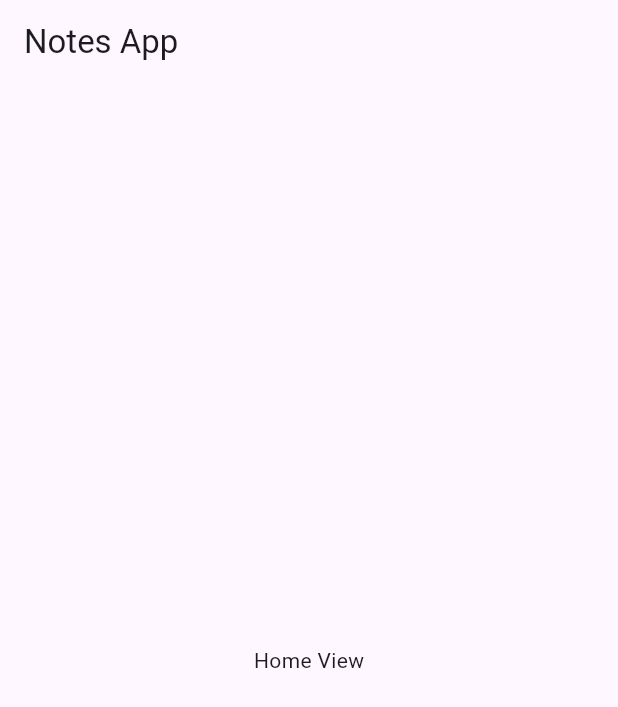
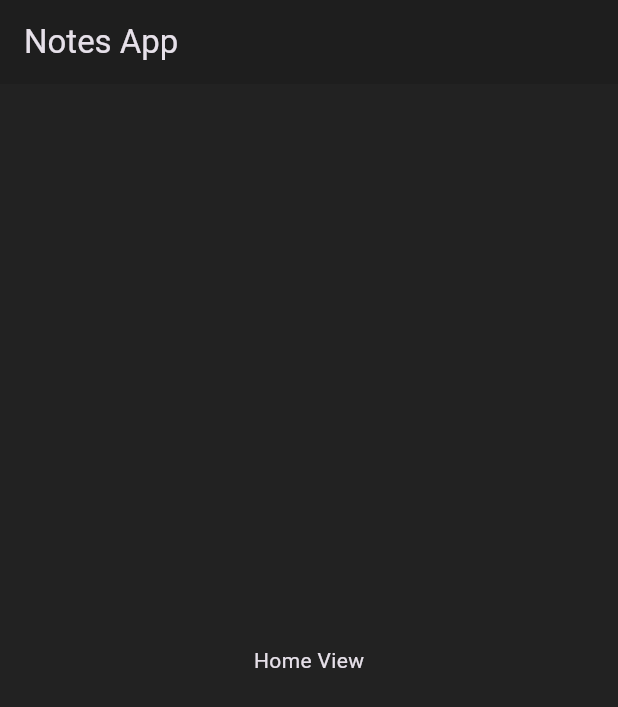
Before and after one commit to AbdoGamal0/notes_app, a Flutter app: the screen it shows after launch, on a phone screen of 412 x 824 dp. Shown: the top 707 px of the screen. Run offline on Flutter 3.47's test engine with Material 3 defaults, Android fonts, the phone set to English and light mode, and no system bars.

Commit message:
change theme data to dark theme

```diff
--- a/lib/my_app.dart
+++ b/lib/my_app.dart
@@ -9,8 +9,9 @@ class MyApp extends StatelessWidget {
     return MaterialApp(
       title: 'Flutter Demo',
       theme: ThemeData(
-        colorScheme: ColorScheme.fromSeed(seedColor: Colors.deepPurple),
         useMaterial3: true,
+        brightness: Brightness.dark,
+        scaffoldBackgroundColor: Colors.black87,
       ),
       home: HomeView(),
     );
--- a/lib/views/home_view.dart
+++ b/lib/views/home_view.dart
@@ -7,8 +7,7 @@ class HomeView extends StatelessWidget {
   Widget build(BuildContext context) {
     return Scaffold(
       appBar: AppBar(
-        title: const Text('Notes App'),
-      ),
+          title: const Text('Notes App'), backgroundColor: Colors.black12),
       body: const Center(
         child: Text('Home View'),
       ),
```
